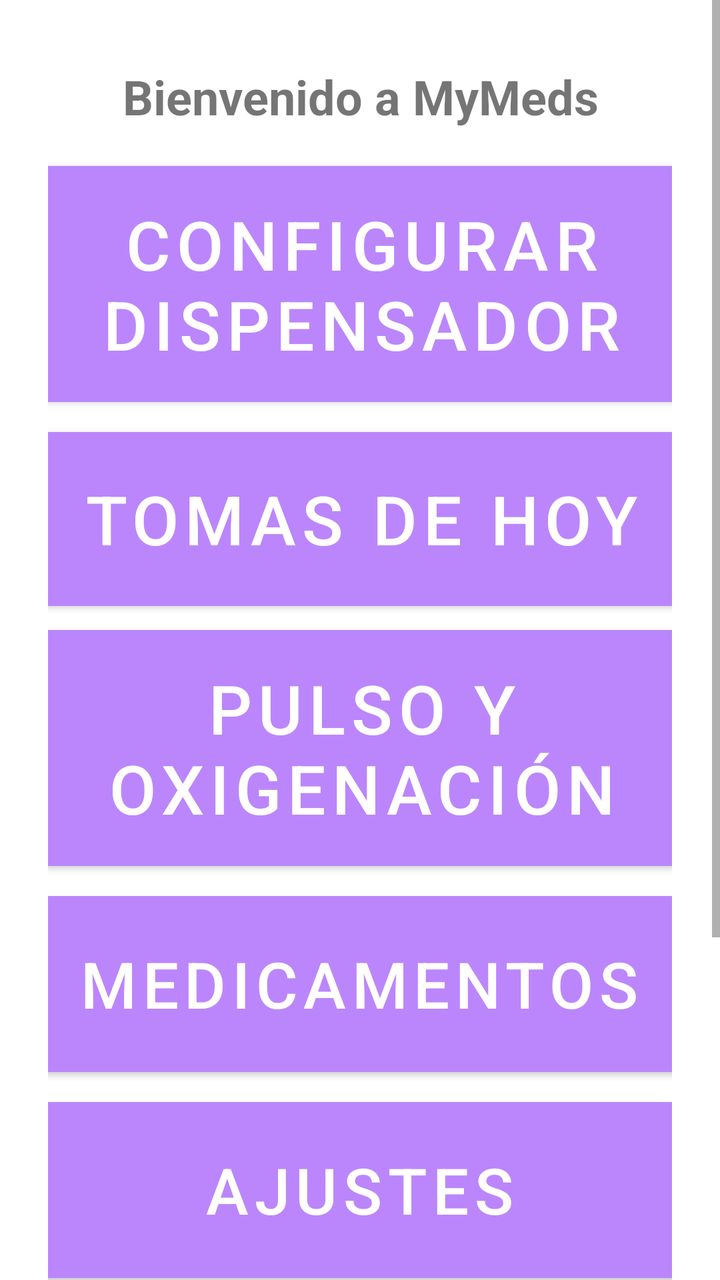
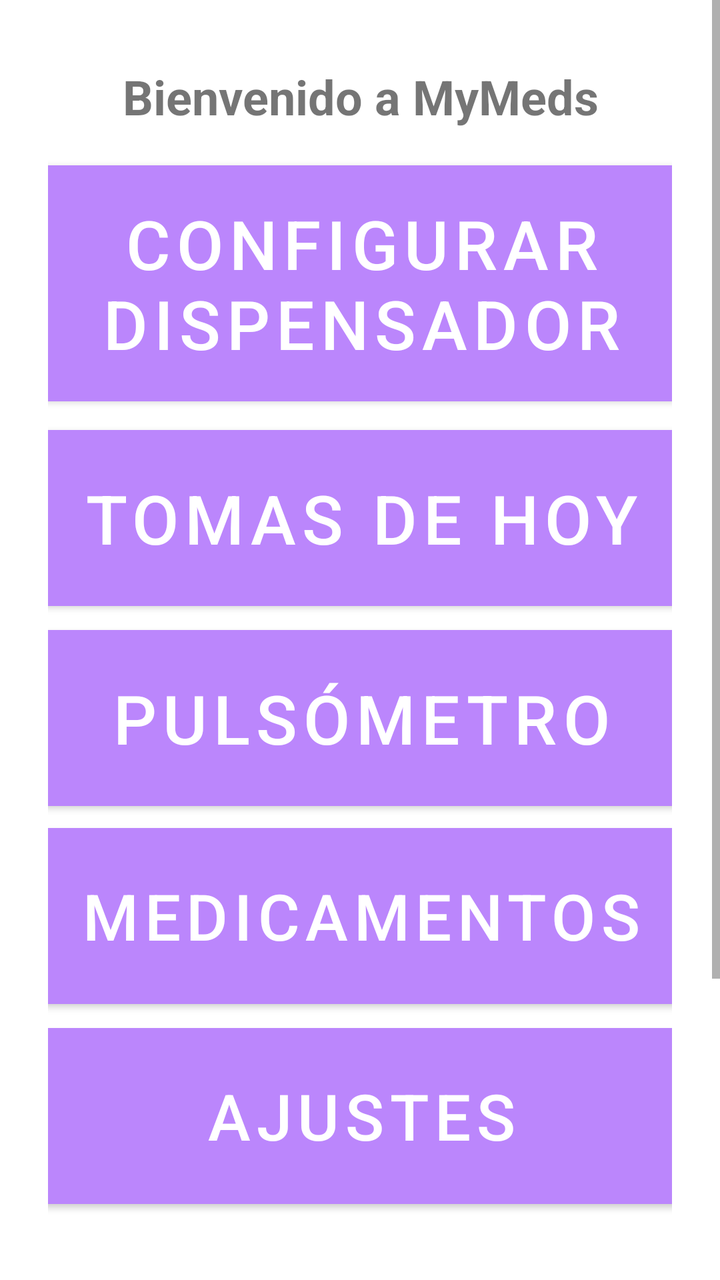

Screens rendered from an Android XML layout before and after an edit, with the pre-edit source and the edit as a unified diff.
<!-- AndroidManifest.xml: application theme Theme.MyMeds -->
<!-- res/layout/fragment_home.xml -->
<?xml version="1.0" encoding="utf-8"?>
<ScrollView
    xmlns:android="http://schemas.android.com/apk/res/android"
    xmlns:app="http://schemas.android.com/apk/res-auto"
    xmlns:tools="http://schemas.android.com/tools"
    android:layout_width="match_parent"
    android:layout_height="match_parent"
    android:fillViewport="true">

    <androidx.constraintlayout.widget.ConstraintLayout
        android:layout_width="match_parent"
        android:layout_height="wrap_content"
        android:padding="24dp"
        >

        <TextView
            android:id="@+id/title"
            android:layout_width="0dp"
            android:layout_height="wrap_content"
            android:layout_marginStart="8dp"
            android:layout_marginTop="8dp"
            android:layout_marginEnd="8dp"
            android:text="Bienvenido a MyMeds"
            android:textAlignment="center"
            android:textSize="24sp"
            android:textStyle="bold"
            app:layout_constraintBottom_toBottomOf="parent"
            app:layout_constraintEnd_toEndOf="parent"
            app:layout_constraintHorizontal_bias="0.0"
            app:layout_constraintStart_toStartOf="parent"
            app:layout_constraintTop_toTopOf="parent"
            app:layout_constraintVertical_bias="0.0" />

        <Button
            android:id="@+id/button_conf"
            android:layout_width="330dp"
            android:layout_height="130dp"
            android:layout_marginTop="50dp"
            android:backgroundTint="@color/purple_200"
            android:text="Configurar dispensador"
            android:textSize="34sp"
            app:layout_constraintBottom_toTopOf="@+id/button_today_takes"
            app:layout_constraintEnd_toEndOf="parent"
            app:layout_constraintHorizontal_bias="0.484"
            app:layout_constraintStart_toStartOf="parent"
            app:layout_constraintTop_toTopOf="parent" />

        <Button
            android:id="@+id/button_today_takes"
            android:layout_width="330dp"
            android:layout_height="99dp"
            android:layout_marginTop="50dp"
            android:backgroundTint="@color/purple_200"
            android:text="Tomas de hoy"
            android:textSize="34sp"
            app:layout_constraintBottom_toTopOf="@+id/button_pulse"
            app:layout_constraintEnd_toEndOf="parent"
            app:layout_constraintHorizontal_bias="0.482"
            app:layout_constraintStart_toStartOf="parent"
            app:layout_constraintTop_toTopOf="parent"
            app:layout_constraintVertical_bias="1.0" />

        <Button
            android:id="@+id/button_pulse"
            android:layout_width="330dp"
            android:layout_height="130dp"
            android:layout_marginTop="285dp"
            android:backgroundTint="@color/purple_200"
            android:text="PULSO Y OXIGENACIÓN"
            android:textSize="34sp"
            app:layout_constraintBottom_toTopOf="@+id/button_today_takes"
            app:layout_constraintEnd_toEndOf="parent"
            app:layout_constraintHorizontal_bias="0.484"
            app:layout_constraintStart_toStartOf="parent"
            app:layout_constraintTop_toTopOf="parent"
            app:layout_constraintVertical_bias="0.0" />

        <Button
            android:id="@+id/button_medicine"
            android:layout_width="330dp"
            android:layout_height="100dp"
            android:layout_marginTop="418dp"
            android:backgroundTint="@color/purple_200"
            android:text="MEDICAMENTOS"
            android:textSize="32sp"
            app:layout_constraintBottom_toTopOf="@+id/button_pulse"
            app:layout_constraintEnd_toEndOf="parent"
            app:layout_constraintHorizontal_bias="0.545"
            app:layout_constraintStart_toStartOf="parent"
            app:layout_constraintTop_toTopOf="parent"
            app:layout_constraintVertical_bias="0.0" />

        <Button
            android:id="@+id/button_settings"
            android:layout_width="330dp"
            android:layout_height="100dp"
            android:layout_marginTop="521dp"
            android:backgroundTint="@color/purple_200"
            android:text="AJUSTES"
            android:textSize="32sp"
            app:layout_constraintBottom_toTopOf="@+id/button_medicine"
            app:layout_constraintEnd_toEndOf="parent"
            app:layout_constraintHorizontal_bias="0.545"
            app:layout_constraintStart_toStartOf="parent"
            app:layout_constraintTop_toTopOf="parent"
            app:layout_constraintVertical_bias="0.0" />

        <ImageView
            android:id="@+id/logo"
            android:layout_width="200dp"
            android:layout_height="200dp"
            android:layout_marginTop="5dp"
            android:contentDescription="@string/app_name"
            android:scaleType="fitCenter"
            android:src="@drawable/logo_mymeds"
            app:layout_constraintBottom_toBottomOf="parent"
            app:layout_constraintEnd_toEndOf="parent"
            app:layout_constraintHorizontal_bias="0.496"
            app:layout_constraintStart_toStartOf="parent"
            app:layout_constraintTop_toBottomOf="@id/button_settings"
            app:layout_constraintVertical_bias="0.0" />

    </androidx.constraintlayout.widget.ConstraintLayout>
</ScrollView>
<!-- resources referenced by this layout -->
<resources>
  <color name="purple_200">#FFBB86FC</color>
  <!-- drawable logo_mymeds: png bitmap (drawable, 76079 bytes) -->
  <string name="app_name">MyMeds</string>
  <style name="Theme.MyMeds" parent="Theme.MaterialComponents.DayNight.NoActionBar">
          <item name="colorPrimary">@color/purple_200</item>
          <item name="colorPrimaryDark">@color/purple_700</item>
          <item name="colorAccent">@color/teal_200</item>
  
          <item name="android:statusBarColor">@color/purple_200</item>
      </style>
  <color name="purple_700">#FF3700B3</color>
  <color name="teal_200">#FF03DAC5</color>
</resources>

<!-- the commit's change to res/layout/fragment_home.xml (unified diff, before → after) -->
@@ -48,7 +48,7 @@
         <Button
             android:id="@+id/button_today_takes"
             android:layout_width="330dp"
-            android:layout_height="99dp"
+            android:layout_height="100dp"
             android:layout_marginTop="50dp"
             android:backgroundTint="@color/purple_200"
             android:text="Tomas de hoy"
@@ -63,10 +63,10 @@
         <Button
             android:id="@+id/button_pulse"
             android:layout_width="330dp"
-            android:layout_height="130dp"
+            android:layout_height="100dp"
             android:layout_marginTop="285dp"
             android:backgroundTint="@color/purple_200"
-            android:text="PULSO Y OXIGENACIÓN"
+            android:text="PULSÓMETRO"
             android:textSize="34sp"
             app:layout_constraintBottom_toTopOf="@+id/button_today_takes"
             app:layout_constraintEnd_toEndOf="parent"
@@ -79,16 +79,16 @@
             android:id="@+id/button_medicine"
             android:layout_width="330dp"
             android:layout_height="100dp"
-            android:layout_marginTop="418dp"
+            android:layout_marginTop="385dp"
             android:backgroundTint="@color/purple_200"
             android:text="MEDICAMENTOS"
             android:textSize="32sp"
             app:layout_constraintBottom_toTopOf="@+id/button_pulse"
             app:layout_constraintEnd_toEndOf="parent"
-            app:layout_constraintHorizontal_bias="0.545"
+            app:layout_constraintHorizontal_bias="0.484"
             app:layout_constraintStart_toStartOf="parent"
             app:layout_constraintTop_toTopOf="parent"
-            app:layout_constraintVertical_bias="0.0" />
+            app:layout_constraintVertical_bias="0.005" />
 
         <Button
             android:id="@+id/button_settings"
@@ -100,10 +100,10 @@
             android:textSize="32sp"
             app:layout_constraintBottom_toTopOf="@+id/button_medicine"
             app:layout_constraintEnd_toEndOf="parent"
-            app:layout_constraintHorizontal_bias="0.545"
+            app:layout_constraintHorizontal_bias="0.484"
             app:layout_constraintStart_toStartOf="parent"
             app:layout_constraintTop_toTopOf="parent"
-            app:layout_constraintVertical_bias="0.0" />
+            app:layout_constraintVertical_bias="0.156" />
 
         <ImageView
             android:id="@+id/logo"
